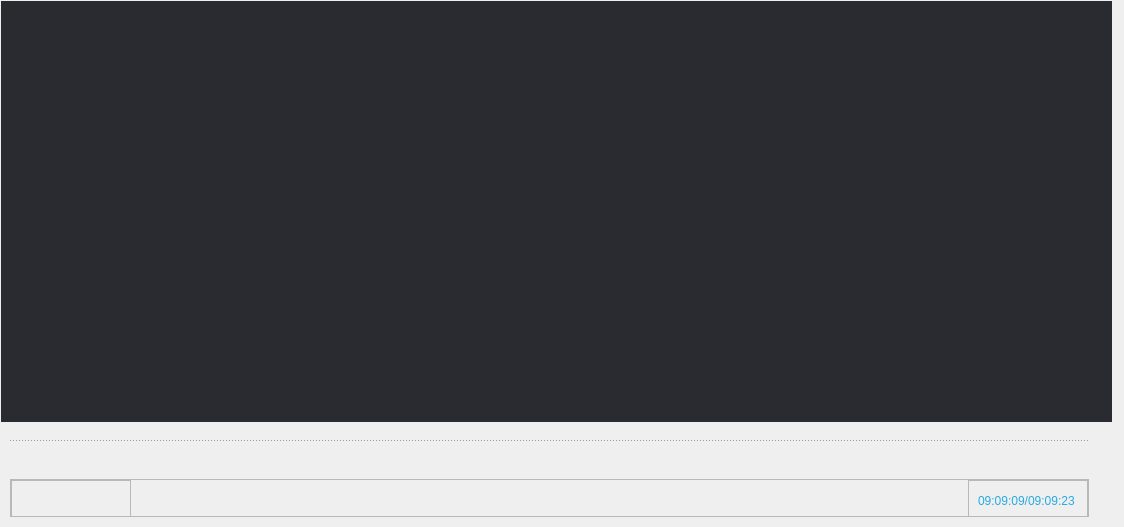
This is VideoPlayer/videomodels/MultipPlayer.ui in huizhang556/pc-video-player as Qt 5 draws it before an edit. The edited form follows.
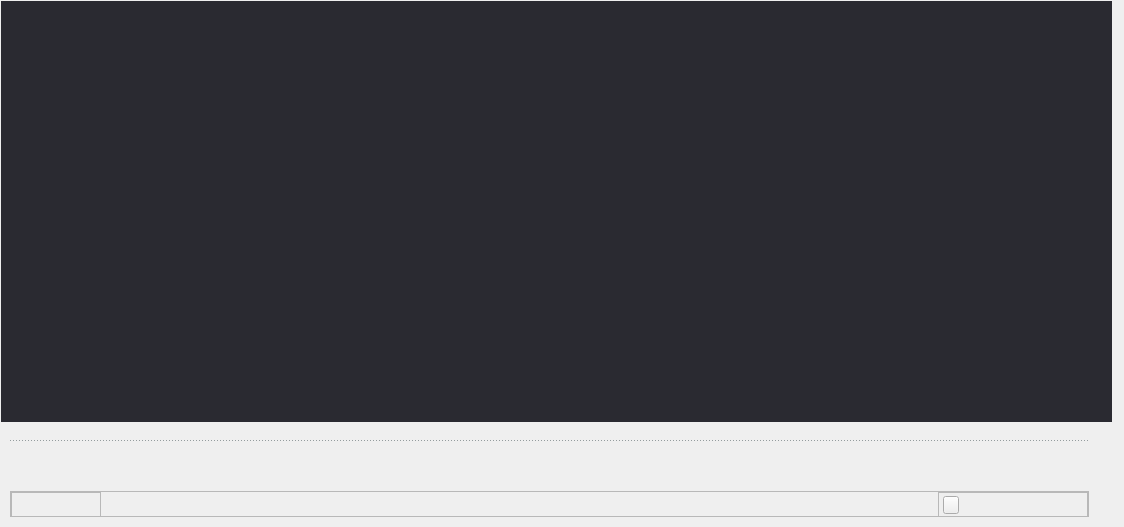
This is the edited form. Icons and pictures are not drawn. Custom widgets are drawn as their Qt base class.

Commit message: 怎加mini播放小窗口显示和控制

Diff of the .ui file:
```diff
--- a/VideoPlayer/videomodels/MultipPlayer.ui
+++ b/VideoPlayer/videomodels/MultipPlayer.ui
@@ -86,7 +86,7 @@
       </property>
       <property name="minimumSize">
        <size>
-        <width>750</width>
+        <width>330</width>
         <height>77</height>
        </size>
       </property>
@@ -1336,13 +1336,13 @@
           <property name="minimumSize">
            <size>
             <width>0</width>
-            <height>38</height>
+            <height>26</height>
            </size>
           </property>
           <property name="maximumSize">
            <size>
             <width>16777215</width>
-            <height>38</height>
+            <height>26</height>
            </size>
           </property>
           <property name="frameShape">
@@ -1371,14 +1371,14 @@
             <widget class="QFrame" name="frame_BL">
              <property name="minimumSize">
               <size>
-               <width>120</width>
-               <height>38</height>
+               <width>90</width>
+               <height>26</height>
               </size>
              </property>
              <property name="maximumSize">
               <size>
-               <width>120</width>
-               <height>38</height>
+               <width>90</width>
+               <height>26</height>
               </size>
              </property>
              <property name="styleSheet">
@@ -1410,20 +1410,20 @@
                <widget class="QPushButton" name="pushButton_mini_back">
                 <property name="minimumSize">
                  <size>
-                  <width>30</width>
-                  <height>30</height>
+                  <width>24</width>
+                  <height>24</height>
                  </size>
                 </property>
                 <property name="maximumSize">
                  <size>
-                  <width>30</width>
-                  <height>30</height>
+                  <width>24</width>
+                  <height>24</height>
                  </size>
                 </property>
                 <property name="styleSheet">
                  <string notr="true">#pushButton_mini_back
 {
-margin: 3px;
+margin: 0px;
 border-radius: 15px;
 border-image: url(:/images/player/player_mini_back.png);
 }
@@ -1443,20 +1443,20 @@
                <widget class="QPushButton" name="pushButton_mini_pause">
                 <property name="minimumSize">
                  <size>
-                  <width>30</width>
-                  <height>30</height>
+                  <width>24</width>
+                  <height>24</height>
                  </size>
                 </property>
                 <property name="maximumSize">
                  <size>
-                  <width>30</width>
-                  <height>30</height>
+                  <width>24</width>
+                  <height>24</height>
                  </size>
                 </property>
                 <property name="styleSheet">
                  <string notr="true">#pushButton_mini_pause
 {
-border-radius: 15px;
+border: none;
 border-image: url(:/images/player/player_mini_pause.png);
 }
 
@@ -1474,20 +1474,20 @@
                <widget class="QPushButton" name="pushButton_mini_next">
                 <property name="minimumSize">
                  <size>
-                  <width>30</width>
-                  <height>30</height>
+                  <width>24</width>
+                  <height>24</height>
                  </size>
                 </property>
                 <property name="maximumSize">
                  <size>
-                  <width>30</width>
-                  <height>30</height>
+                  <width>24</width>
+                  <height>24</height>
                  </size>
                 </property>
                 <property name="styleSheet">
                  <string notr="true">#pushButton_mini_next
 {
-margin: 3px;
+margin: 0px;
 border-radius: 15px;
 border-image: url(:/images/player/player_mini_next.png);
 }
@@ -1503,6 +1503,19 @@
                 </property>
                </widget>
               </item>
+              <item>
+               <spacer name="horizontalSpacer_12">
+                <property name="orientation">
+                 <enum>Qt::Horizontal</enum>
+                </property>
+                <property name="sizeHint" stdset="0">
+                 <size>
+                  <width>40</width>
+                  <height>20</height>
+                 </size>
+                </property>
+               </spacer>
+              </item>
              </layout>
             </widget>
            </item>
@@ -1513,7 +1526,7 @@
              </property>
              <property name="sizeHint" stdset="0">
               <size>
-               <width>834</width>
+               <width>100</width>
                <height>20</height>
               </size>
              </property>
@@ -1523,14 +1536,14 @@
             <widget class="QFrame" name="frame_mini_BR">
              <property name="minimumSize">
               <size>
-               <width>120</width>
-               <height>38</height>
+               <width>150</width>
+               <height>26</height>
               </size>
              </property>
              <property name="maximumSize">
               <size>
-               <width>120</width>
-               <height>38</height>
+               <width>150</width>
+               <height>26</height>
               </size>
              </property>
              <property name="frameShape">
@@ -1541,7 +1554,7 @@
              </property>
              <layout class="QHBoxLayout" name="horizontalLayout_11">
               <property name="spacing">
-               <number>0</number>
+               <number>3</number>
               </property>
               <property name="leftMargin">
                <number>0</number>
@@ -1555,8 +1568,57 @@
               <property name="bottomMargin">
                <number>0</number>
               </property>
+              <item>
+               <widget class="QPushButton" name="pushButton_mini_mute">
+                <property name="minimumSize">
+                 <size>
+                  <width>24</width>
+                  <height>24</height>
+                 </size>
+                </property>
+                <property name="maximumSize">
+                 <size>
+                  <width>24</width>
+                  <height>24</height>
+                 </size>
+                </property>
+                <property name="styleSheet">
+                 <string notr="true">QPushButton
+{
+margin: 3px 4px;
+border-image: url(:/images/icon/yingling.png);
+
+}
+
+QPushButton:checked
+{
+border-image: url(:/images/icon/jingyin.png);
+}
+
+QPushButton:unchecked
+{
+border-image: url(:/images/icon/yingling.png);
+}</string>
+                </property>
+                <property name="text">
+                 <string/>
+                </property>
+               </widget>
+              </item>
               <item>
                <widget class="QLabel" name="label_mini_position">
+                <property name="minimumSize">
+                 <size>
+                  <width>120</width>
+                  <height>24</height>
+                 </size>
+                </property>
+                <property name="maximumSize">
+                 <size>
+                  <width>120</width>
+                  <height>24</height>
+                 </size>
+                </property>
                 <property name="styleSheet">
                  <string notr="true">QLabel
 {
@@ -1567,7 +1629,7 @@
 }</string>
                 </property>
                 <property name="text">
-                 <string>09:09:09/09:09:23</string>
+                 <string/>
                 </property>
                </widget>
               </item>
```
Left out of the diff: 4 changed lines with no effect on the pictures. The commit also changes 23 other files.
